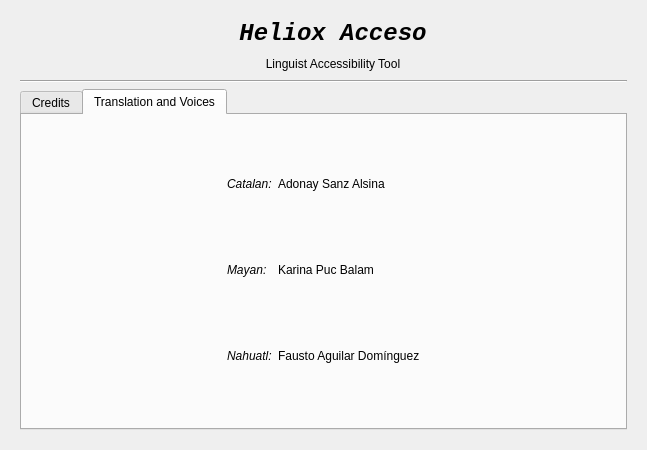
Before: the Qt Designer form apps/helioxhelper/about.ui in BackupTheBerlios/kademar-utils-svn, drawn with Qt 5.
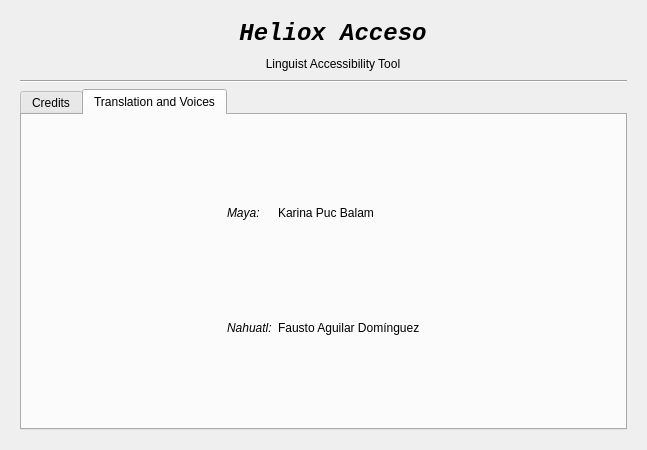
After: the same form once the commit is applied. The open tabs and pages were chosen to show the change. Icons and pictures are not drawn.

Patch:
```diff
--- a/apps/helioxhelper/about.ui
+++ b/apps/helioxhelper/about.ui
@@ -251,35 +251,8 @@
           <string>Translation and Voices</string>
          </attribute>
          <layout class="QGridLayout" name="gridLayout_4">
-          <item row="2" column="1">
-           <widget class="QLabel" name="label_14">
-            <property name="maximumSize">
-             <size>
-              <width>16777215</width>
-              <height>40</height>
-             </size>
-            </property>
-            <property name="font">
-             <font>
-              <weight>50</weight>
-              <italic>true</italic>
-              <bold>false</bold>
-             </font>
-            </property>
-            <property name="text">
-             <string>Nahuatl:</string>
-            </property>
-           </widget>
-          </item>
-          <item row="2" column="2">
-           <widget class="QLabel" name="label_17">
-            <property name="text">
-             <string>Fausto Aguilar Domínguez</string>
-            </property>
-           </widget>
-          </item>
           <item row="0" column="1">
-           <widget class="QLabel" name="label_12">
+           <widget class="QLabel" name="label_13">
             <property name="maximumSize">
              <size>
               <width>16777215</width>
@@ -294,17 +267,30 @@
              </font>
             </property>
             <property name="text">
-             <string>Catalan:</string>
+             <string>Maya:</string>
             </property>
            </widget>
           </item>
           <item row="0" column="2">
-           <widget class="QLabel" name="label_15">
+           <widget class="QLabel" name="label_16">
             <property name="text">
-             <string>Adonay Sanz Alsina</string>
+             <string>Karina Puc Balam</string>
             </property>
            </widget>
           </item>
+          <item row="1" column="3">
+           <spacer name="horizontalSpacer_4">
+            <property name="orientation">
+             <enum>Qt::Horizontal</enum>
+            </property>
+            <property name="sizeHint" stdset="0">
+             <size>
+              <width>40</width>
+              <height>20</height>
+             </size>
+            </property>
+           </spacer>
+          </item>
           <item row="0" column="0">
            <spacer name="horizontalSpacer">
             <property name="orientation">
@@ -322,7 +308,7 @@
            </spacer>
           </item>
           <item row="1" column="1">
-           <widget class="QLabel" name="label_13">
+           <widget class="QLabel" name="label_14">
             <property name="maximumSize">
              <size>
               <width>16777215</width>
@@ -337,30 +323,17 @@
              </font>
             </property>
             <property name="text">
-             <string>Mayan:</string>
+             <string>Nahuatl:</string>
             </property>
            </widget>
           </item>
           <item row="1" column="2">
-           <widget class="QLabel" name="label_16">
+           <widget class="QLabel" name="label_17">
             <property name="text">
-             <string>Karina Puc Balam</string>
+             <string>Fausto Aguilar Domínguez</string>
             </property>
            </widget>
           </item>
-          <item row="2" column="3">
-           <spacer name="horizontalSpacer_4">
-            <property name="orientation">
-             <enum>Qt::Horizontal</enum>
-            </property>
-            <property name="sizeHint" stdset="0">
-             <size>
-              <width>40</width>
-              <height>20</height>
-             </size>
-            </property>
-           </spacer>
-          </item>
          </layout>
         </widget>
        </widget>
```
Left out of the diff: 2 changed lines with no effect on the pictures.
